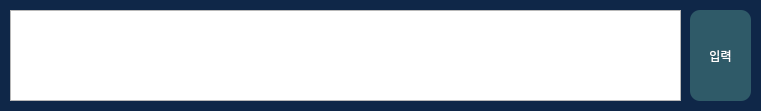
Old version of the form core/ui/qt_designer/textInputWindow.ui in the repository Apex-LogiCourt/pi5-local-app.
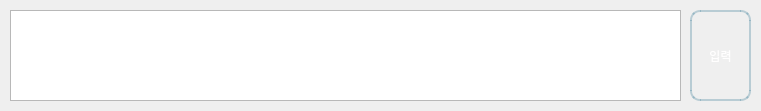
New version of the form.

Patch:
```diff
--- a/core/ui/qt_designer/textInputWindow.ui
+++ b/core/ui/qt_designer/textInputWindow.ui
@@ -15,7 +15,9 @@
   </property>
   <property name="styleSheet">
    <string notr="true">QDialog{
-	background-color: rgb(15, 39, 72);
+	background: qlineargradient(x1:0, y1:0, x2:1, y2:1,
+		stop:0 rgb(15, 39, 72),
+		stop:1 rgb(25, 52, 89));
 }</string>
   </property>
   <widget class="QTextEdit" name="inputTextBox">
@@ -39,8 +41,11 @@
    </property>
    <property name="styleSheet">
     <string notr="true">QPushButton{
-	background-color: rgb(47, 90, 104);
+	background: qlineargradient(x1:0, y1:0, x2:0, y2:1,
+		stop:0 rgb(67, 110, 124),
+		stop:1 rgb(47, 90, 104));
 	color: rgb(255, 254, 254);
+	border: 2px solid rgba(100, 150, 170, 100);
 	border-radius: 10px;
 	font: 14pt &quot;나눔고딕 ExtraBold&quot;;
 }
```
Left out of the diff: 10 changed lines with no effect on the pictures.
